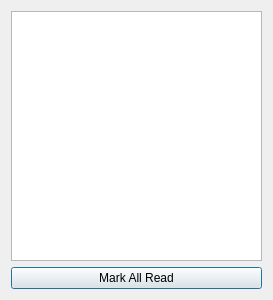
The window that notificationsdialog.ui (kambala-decapitator/HornAppDesktop) describes before a commit, drawn with Qt 5.
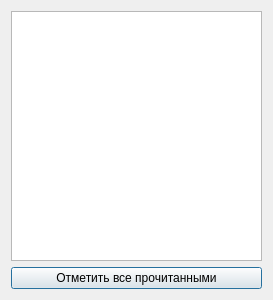
The same window after the commit.

```diff
--- a/notificationsdialog.ui
+++ b/notificationsdialog.ui
@@ -30,7 +30,7 @@
    <item>
     <widget class="QPushButton" name="markAllReadButton">
      <property name="text">
-      <string>Mark All Read</string>
+      <string>Отметить все прочитанными</string>
      </property>
     </widget>
    </item>
```
Left out of the diff: 2 changed lines with no effect on the pictures.
